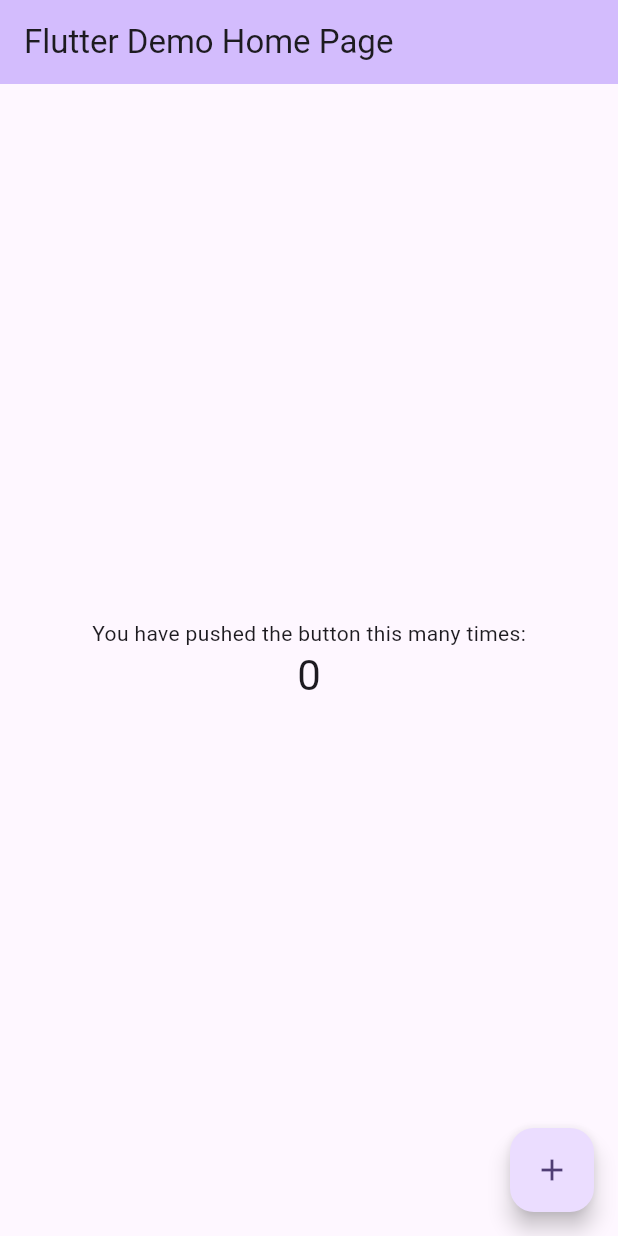
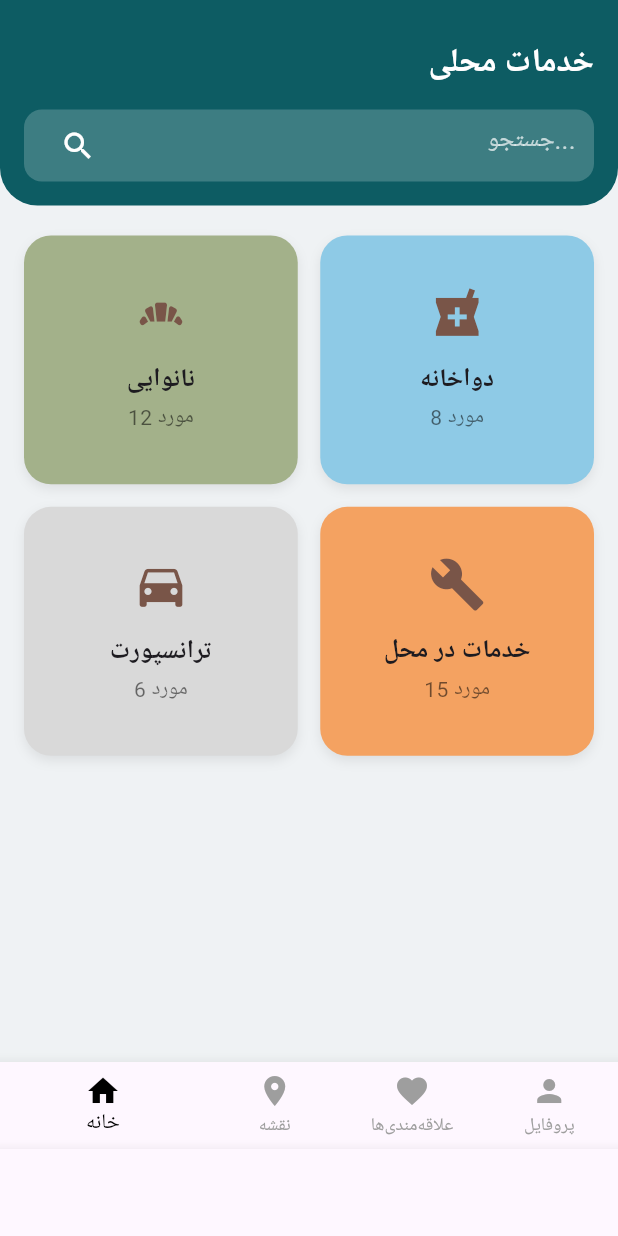
Before and after one commit to LocalService-team/-Local-Services, a Flutter app: the screen it shows after launch, on a phone screen of 412 x 824 dp. Run offline on Flutter 3.47's test engine with Material 3 defaults, Android fonts, the phone set to English and light mode, and no system bars.

Commit message:
first commit

```diff
--- a/lib/main.dart
+++ b/lib/main.dart
@@ -1,4 +1,5 @@
 import 'package:flutter/material.dart';
+import 'screens/main_screen.dart'; // 👈 مهم
 
 void main() {
   runApp(const MyApp());
@@ -7,116 +8,11 @@ void main() {
 class MyApp extends StatelessWidget {
   const MyApp({super.key});
 
-  // This widget is the root of your application.
   @override
   Widget build(BuildContext context) {
-    return MaterialApp(
-      title: 'Flutter Demo',
-      theme: ThemeData(
-        // This is the theme of your application.
-        //
-        // TRY THIS: Try running your application with "flutter run". You'll see
-        // the application has a purple toolbar. Then, without quitting the app,
-        // try changing the seedColor in the colorScheme below to Colors.green
-        // and then invoke "hot reload" (save your changes or press the "hot
-        // reload" button in a Flutter-supported IDE, or press "r" if you used
-        // the command line to start the app).
-        //
-        // Notice that the counter didn't reset back to zero; the application
-        // state is not lost during the reload. To reset the state, use hot
-        // restart instead.
-        //
-        // This works for code too, not just values: Most code changes can be
-        // tested with just a hot reload.
-        colorScheme: .fromSeed(seedColor: Colors.deepPurple),
-      ),
-      home: const MyHomePage(title: 'Flutter Demo Home Page'),
+    return const MaterialApp(
+      debugShowCheckedModeBanner: false,
+      home: MainScreen(), // 👈 اینجا تعیین می‌کنیم چی اجرا شود
     );
   }
 }
-
-class MyHomePage extends StatefulWidget {
-  const MyHomePage({super.key, required this.title});
-
-  // This widget is the home page of your application. It is stateful, meaning
-  // that it has a State object (defined below) that contains fields that affect
-  // how it looks.
-
-  // This class is the configuration for the state. It holds the values (in this
-  // case the title) provided by the parent (in this case the App widget) and
-  // used by the build method of the State. Fields in a Widget subclass are
-  // always marked "final".
-
-  final String title;
-
-  @override
-  State<MyHomePage> createState() => _MyHomePageState();
-}
-
-class _MyHomePageState extends State<MyHomePage> {
-  int _counter = 0;
-
-  void _incrementCounter() {
-    setState(() {
-      // This call to setState tells the Flutter framework that something has
-      // changed in this State, which causes it to rerun the build method below
-      // so that the display can reflect the updated values. If we changed
-      // _counter without calling setState(), then the build method would not be
-      // called again, and so nothing would appear to happen.
-      _counter++;
-    });
-  }
-
-  @override
-  Widget build(BuildContext context) {
-    // This method is rerun every time setState is called, for instance as done
-    // by the _incrementCounter method above.
-    //
-    // The Flutter framework has been optimized to make rerunning build methods
-    // fast, so that you can just rebuild anything that needs updating rather
-    // than having to individually change instances of widgets.
-    return Scaffold(
-      appBar: AppBar(
-        // TRY THIS: Try changing the color here to a specific color (to
-        // Colors.amber, perhaps?) and trigger a hot reload to see the AppBar
-        // change color while the other colors stay the same.
-        backgroundColor: Theme.of(context).colorScheme.inversePrimary,
-        // Here we take the value from the MyHomePage object that was created by
-        // the App.build method, and use it to set our appbar title.
-        title: Text(widget.title),
-      ),
-      body: Center(
-        // Center is a layout widget. It takes a single child and positions it
-        // in the middle of the parent.
-        child: Column(
-          // Column is also a layout widget. It takes a list of children and
-          // arranges them vertically. By default, it sizes itself to fit its
-          // children horizontally, and tries to be as tall as its parent.
-          //
-          // Column has various properties to control how it sizes itself and
-          // how it positions its children. Here we use mainAxisAlignment to
-          // center the children vertically; the main axis here is the vertical
-          // axis because Columns are vertical (the cross axis would be
-          // horizontal).
-          //
-          // TRY THIS: Invoke "debug painting" (choose the "Toggle Debug Paint"
-          // action in the IDE, or press "p" in the console), to see the
-          // wireframe for each widget.
-          mainAxisAlignment: .center,
-          children: [
-            const Text('You have pushed the button this many times:'),
-            Text(
-              '$_counter',
-              style: Theme.of(context).textTheme.headlineMedium,
-            ),
-          ],
-        ),
-      ),
-      floatingActionButton: FloatingActionButton(
-        onPressed: _incrementCounter,
-        tooltip: 'Increment',
-        child: const Icon(Icons.add),
-      ),
-    );
-  }
-}
--- /dev/null
+++ b/lib/screens/home_screen.dart
@@ -0,0 +1,144 @@
+import 'package:flutter/material.dart';
+import '../../widgets/category_card.dart';
+
+class HomeScreen extends StatelessWidget {
+  const HomeScreen({super.key});
+
+  @override
+  Widget build(BuildContext context) {
+    return Scaffold(
+      backgroundColor: const Color(0xFFEFF2F4),
+
+      body: SafeArea(
+        child: Column(
+          children: [
+            // 🔷 HEADER
+            Container(
+              width: double.infinity,
+              padding: const EdgeInsets.all(16),
+              decoration: const BoxDecoration(
+                color: Color(0xFF0D5C63),
+                borderRadius: BorderRadius.only(
+                  bottomLeft: Radius.circular(25),
+                  bottomRight: Radius.circular(25),
+                ),
+              ),
+              child: Column(
+                crossAxisAlignment: CrossAxisAlignment.end,
+                children: [
+                  const SizedBox(height: 10),
+                  const Text(
+                    "خدمات محلی",
+                    style: TextStyle(
+                      color: Colors.white,
+                      fontSize: 22,
+                      fontWeight: FontWeight.bold,
+                    ),
+                  ),
+                  const SizedBox(height: 15),
+
+                  // 🔍 SEARCH BOX
+                  Container(
+                    padding: const EdgeInsets.symmetric(horizontal: 12),
+                    decoration: BoxDecoration(
+                      color: Colors.white.withOpacity(0.2),
+                      borderRadius: BorderRadius.circular(12),
+                    ),
+                    child: const TextField(
+                      textAlign: TextAlign.right,
+                      style: TextStyle(color: Colors.white),
+                      decoration: InputDecoration(
+                        border: InputBorder.none,
+                        hintText: "جستجو...",
+                        hintStyle: TextStyle(color: Colors.white70),
+                        prefixIcon: Icon(Icons.search, color: Colors.white),
+                      ),
+                    ),
+                  ),
+                ],
+              ),
+            ),
+
+            const SizedBox(height: 20),
+
+            // 🔶 GRID
+            Expanded(
+              child: Padding(
+                padding: const EdgeInsets.symmetric(horizontal: 16),
+                child: GridView.count(
+                  crossAxisCount: 2,
+                  crossAxisSpacing: 15,
+                  mainAxisSpacing: 15,
+                  childAspectRatio: 1.1,
+                  children: [
+                    CategoryCard(
+                      title: "نانوایی",
+                      count: "12 مورد",
+                      icon: Icons.bakery_dining,
+                      color: const Color(0xFFA3B18A),
+                      onTap: () {
+                        print("Bakery clicked");
+                      },
+                    ),
+                    CategoryCard(
+                      title: "دواخانه",
+                      count: "8 مورد",
+                      icon: Icons.local_pharmacy,
+                      color: const Color(0xFF8ECae6),
+                      onTap: () {
+                        print("Pharmacy clicked");
+                      },
+                    ),
+                    CategoryCard(
+                      title: "ترانسپورت",
+                      count: "6 مورد",
+                      icon: Icons.directions_car,
+                      color: const Color(0xFFD9D9D9),
+                      onTap: () {
+                        print("Transport clicked");
+                      },
+                    ),
+                    CategoryCard(
+                      title: "خدمات در محل",
+                      count: "15 مورد",
+                      icon: Icons.build,
+                      color: const Color(0xFFF4A261),
+                      onTap: () {
+                        print("Services clicked");
+                      },
+                    ),
+                  ],
+                ),
+              ),
+            ),
+          ],
+        ),
+      ),
+
+      // 🔻 BOTTOM NAV
+      bottomNavigationBar: BottomNavigationBar(
+        selectedItemColor: Colors.black,
+        unselectedItemColor: Colors.grey,
+        showUnselectedLabels: true,
+        items: const [
+          BottomNavigationBarItem(
+            icon: Icon(Icons.home),
+            label: "خانه",
+          ),
+          BottomNavigationBarItem(
+            icon: Icon(Icons.location_on),
+            label: "نقشه",
+          ),
+          BottomNavigationBarItem(
+            icon: Icon(Icons.favorite),
+            label: "علاقه‌مندی‌ها",
+          ),
+          BottomNavigationBarItem(
+            icon: Icon(Icons.person),
+            label: "پروفایل",
+          ),
+        ],
+      ),
+    );
+  }
+}
--- /dev/null
+++ b/lib/screens/main_screen.dart
@@ -0,0 +1,37 @@
+import 'package:flutter/material.dart';
+import 'home_screen.dart';
+
+class MainScreen extends StatefulWidget {
+  const MainScreen({super.key});
+
+  @override
+  State<MainScreen> createState() => _MainScreenState();
+}
+
+class _MainScreenState extends State<MainScreen> {
+  int index = 0;
+
+  final List<Widget> screens = [
+    const HomeScreen(),
+    const Center(child: Text("نقشه")),
+    const Center(child: Text("علاقه‌مندی‌ها")),
+    const Center(child: Text("پروفایل")),
+  ];
+
+  @override
+  Widget build(BuildContext context) {
+    return Scaffold(
+      body: screens[index],
+      bottomNavigationBar: BottomNavigationBar(
+        currentIndex: index,
+        onTap: (i) => setState(() => index = i),
+        items: const [
+          BottomNavigationBarItem(icon: Icon(Icons.home), label: "خانه"),
+          BottomNavigationBarItem(icon: Icon(Icons.map), label: "نقشه"),
+          BottomNavigationBarItem(icon: Icon(Icons.favorite), label: "علاقه‌مندی"),
+          BottomNavigationBarItem(icon: Icon(Icons.person), label: "پروفایل"),
+        ],
+      ),
+    );
+  }
+}
--- /dev/null
+++ b/lib/widgets/category_card.dart
@@ -0,0 +1,76 @@
+import 'package:flutter/material.dart';
+
+class CategoryCard extends StatelessWidget {
+  final String title;
+  final String count;
+  final IconData icon;
+  final Color color;
+  final VoidCallback onTap;
+
+  const CategoryCard({
+    super.key,
+    required this.title,
+    required this.count,
+    required this.icon,
+    required this.color,
+    required this.onTap,
+  });
+
+  @override
+  Widget build(BuildContext context) {
+    return InkWell(
+      onTap: onTap,
+      borderRadius: BorderRadius.circular(18),
+      child: Container(
+        padding: const EdgeInsets.all(14),
+        decoration: BoxDecoration(
+          color: color,
+          borderRadius: BorderRadius.circular(18),
+          boxShadow: [
+            BoxShadow(
+              color: Colors.black.withOpacity(0.08),
+              blurRadius: 6,
+              offset: const Offset(0, 3),
+            ),
+          ],
+        ),
+
+        child: Center(
+          child: Column(
+            mainAxisAlignment: MainAxisAlignment.center,
+            crossAxisAlignment: CrossAxisAlignment.center,
+            children: [
+              Icon(
+                icon,
+                size: 38,
+                color: Colors.brown,
+              ),
+
+              const SizedBox(height: 12),
+
+              Text(
+                title,
+                textAlign: TextAlign.center,
+                style: const TextStyle(
+                  fontSize: 17,
+                  fontWeight: FontWeight.bold,
+                ),
+              ),
+
+              const SizedBox(height: 4),
+
+              Text(
+                count,
+                textAlign: TextAlign.center,
+                style: const TextStyle(
+                  color: Colors.black54,
+                  fontSize: 14,
+                ),
+              ),
+            ],
+          ),
+        ),
+      ),
+    );
+  }
+}
```
